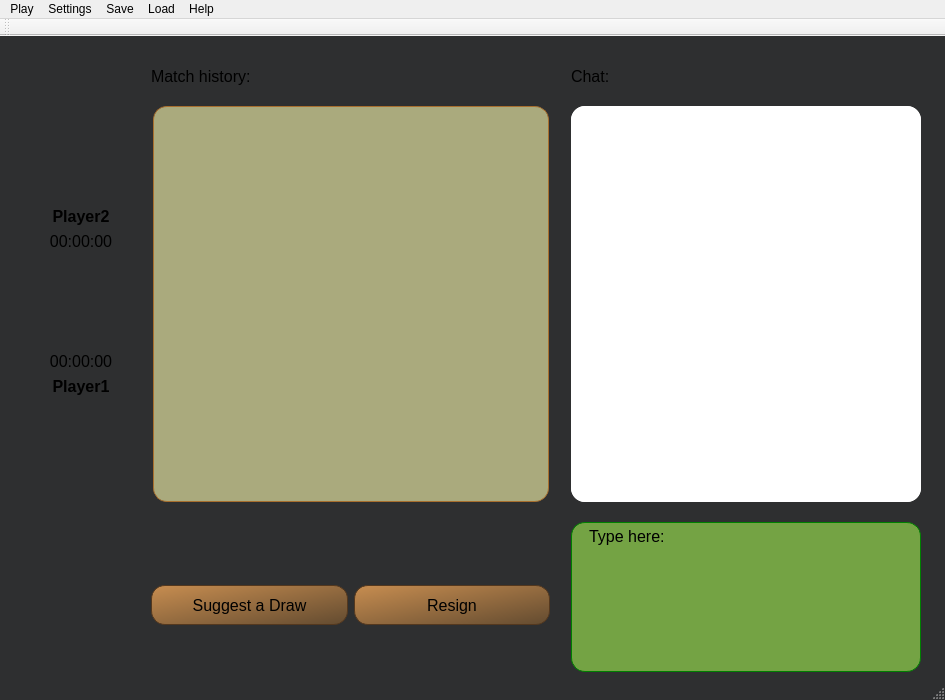
The window that windows/mainwindow.ui (redmms/mercury_chess) describes before a commit, drawn with Qt 5.
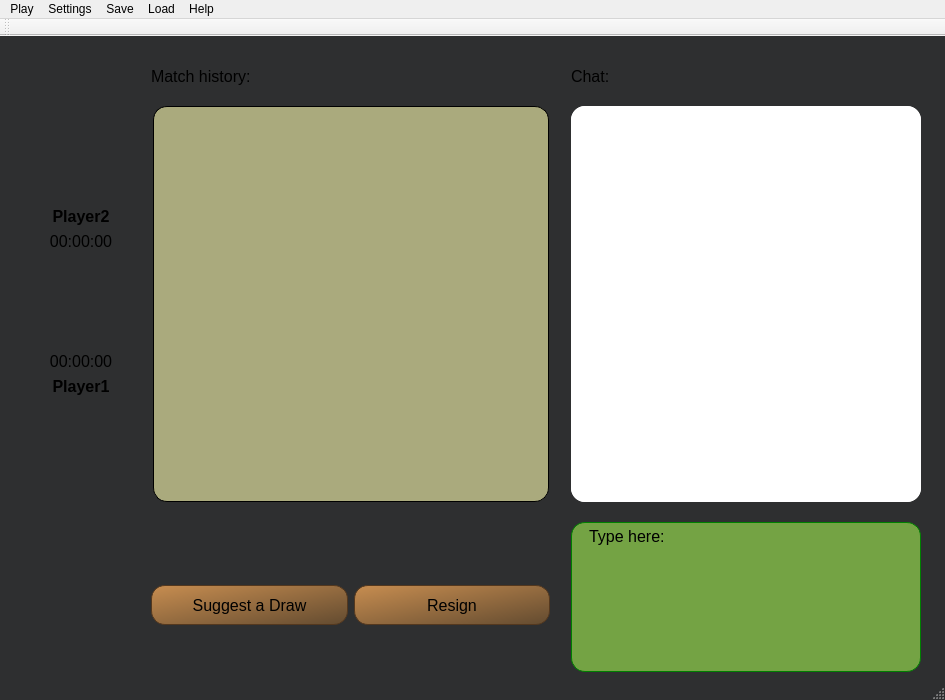
The same window after the commit. Icons and pictures are not drawn.

Commit message: Changed game colors - Make colors class fields - Add color mixer to Tile - Changed promo QRNB to QNRB - Make Board borders black

```diff
--- a/windows/mainwindow.ui
+++ b/windows/mainwindow.ui
@@ -924,7 +924,7 @@
        <property name="styleSheet">
         <string notr="true">QLabel{
 background: rgb(170, 170, 125);
-border: 1 solid #A86F2E;
+border: 1 solid black /*#A86F2E*/;
 border-radius: 14px;
 }</string>
        </property>
```
Left out of the diff: 1 changed line with no effect on the pictures. The commit also changes 6 other files.
